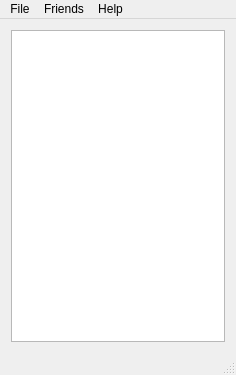
Qt form acclient/trunk/ui/mainwindow.ui (mbpolan/alert-chat) before a commit.
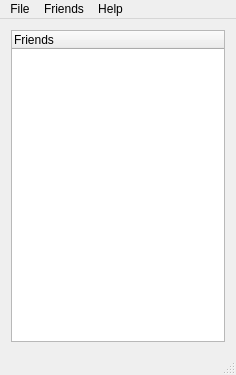
The same form after that commit.

Commit message: - Friend list is now correctly updated with status packets from server - Fixed bug where certain menu actions were inconsistently grayed out

Diff of the .ui file:
```diff
--- a/acclient/trunk/ui/mainwindow.ui
+++ b/acclient/trunk/ui/mainwindow.ui
@@ -16,7 +16,13 @@
   <widget class="QWidget" name="centralWidget">
    <layout class="QVBoxLayout" name="verticalLayout">
     <item>
-     <widget class="QTreeView" name="friendView"/>
+     <widget class="QTreeWidget" name="friendView">
+      <column>
+       <property name="text">
+        <string>Friends</string>
+       </property>
+      </column>
+     </widget>
     </item>
    </layout>
   </widget>
```
Left out of the diff: 2 changed lines with no effect on the pictures. The commit also changes 5 other files.
